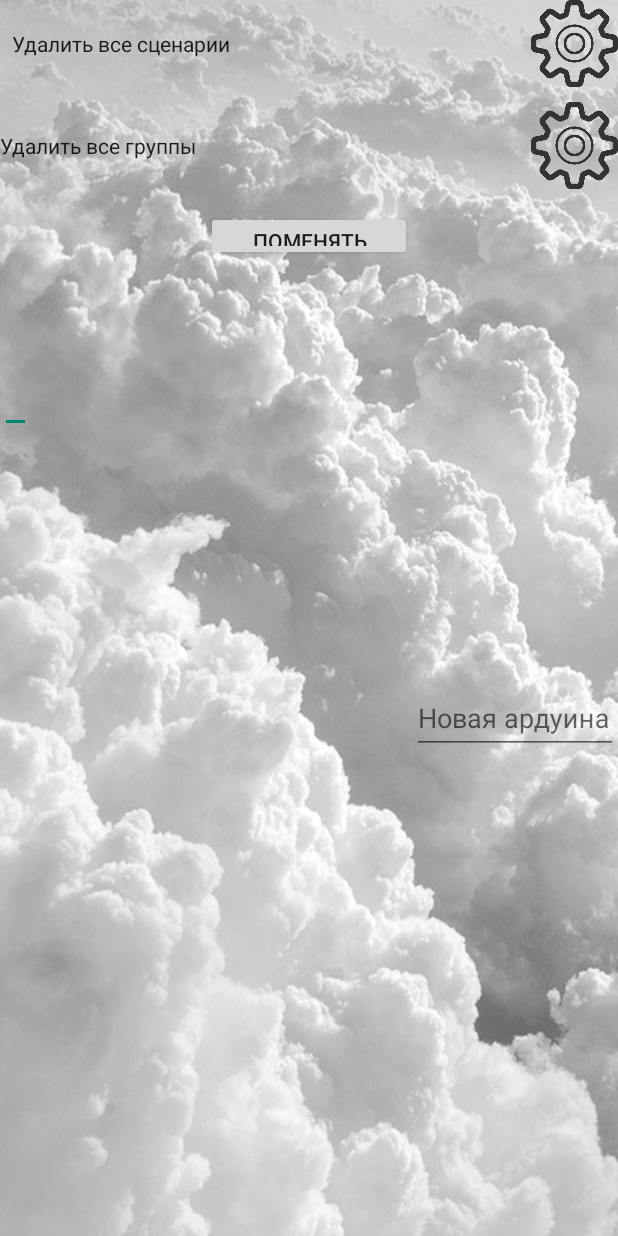
After one commit to Kw0rker/Smart_Light_app, an Android app: the layout activity_settimgs.xml on its own in the app's theme, with its tools: preview values and no code run, on a phone screen of 412 x 824 dp. The commit adds this screen. Run offline under Robolectric (Android 15) with nearby library versions, the phone set to English and light mode, and no system bars.

Commit message:
Added setting class/layout, changed to correct address waiting for design

```diff
--- a/app/src/main/java/com/example/student/smartlighttest1/lamp.java
+++ b/app/src/main/java/com/example/student/smartlighttest1/lamp.java
@@ -3,6 +3,7 @@ package com.example.student.smartlighttest1;
 import android.util.Log;
 import android.view.View;
 import android.widget.Button;
+import android.widget.LinearLayout;
 
 public class lamp {
 
@@ -18,7 +19,7 @@ public class lamp {
     private String MODE="DEFAULT";
     lamp(Button bt,int brigh_,int id_){
         button =bt;
-        button.setText(String.valueOf(brigh_));
+       // button.setText(String.valueOf(brigh_));
         id=id_;
         id_++;
         brigh=brigh_;
@@ -29,6 +30,7 @@ public class lamp {
         brigh_=brigh_;
         if (brigh>0){bt.setBackgroundResource(R.drawable.lamp_on);is_active=true;}
         else {bt.setBackgroundResource(R.drawable.lamp_off);is_active=false;}
+        button.setLayoutParams(new LinearLayout.LayoutParams(15,15));
         bt.setOnClickListener(new View.OnClickListener() {
             @Override
             public void onClick(View v) {
--- a/app/src/main/java/com/example/student/smartlighttest1/udp.java
+++ b/app/src/main/java/com/example/student/smartlighttest1/udp.java
@@ -31,7 +31,7 @@ public class udp
         catch (IOException e){Log.e("udp",e.getMessage());}
 
         try {
-            serverAddr = InetAddress.getByName("10.17.123.249");
+            serverAddr = InetAddress.getByName("10.17.0.1");
         } catch (IOException e) {
             Log.e("udp",e.getMessage());
         }
--- /dev/null
+++ b/app/src/main/res/layout/activity_settimgs.xml
@@ -0,0 +1,116 @@
+<?xml version="1.0" encoding="utf-8"?>
+<LinearLayout xmlns:android="http://schemas.android.com/apk/res/android"
+    xmlns:app="http://schemas.android.com/apk/res-auto"
+    xmlns:tools="http://schemas.android.com/tools"
+    android:layout_width="match_parent"
+    android:layout_height="match_parent"
+    android:background="@drawable/main_background"
+    android:orientation="vertical"
+    tools:context=".Settimgs">
+
+    <LinearLayout
+        android:layout_width="match_parent"
+        android:layout_height="wrap_content"
+        android:orientation="horizontal">
+
+        <TextView
+            android:id="@+id/textView"
+            style="@android:style/Widget.Holo.Light.TextView.SpinnerItem"
+            android:layout_width="wrap_content"
+            android:layout_height="wrap_content"
+            android:text="Удалить все сценарии"
+            android:textAppearance="@style/TextAppearance.AppCompat.Body1" />
+
+        <Space
+            android:layout_width="wrap_content"
+            android:layout_height="wrap_content"
+            android:layout_weight="1" />
+
+        <Button
+            android:id="@+id/DEL_SCEN"
+            android:layout_width="58dp"
+            android:layout_height="58dp"
+            android:layout_weight="0"
+            android:background="@drawable/settings"
+            android:text="" />
+
+        <android.support.constraint.Guideline
+            android:id="@+id/guideline"
+            android:layout_width="wrap_content"
+            android:layout_height="wrap_content"
+            android:layout_weight="1"
+            android:orientation="horizontal" />
+    </LinearLayout>
+
+    <Space
+        android:layout_width="match_parent"
+        android:layout_height="10dp" />
+
+    <LinearLayout
+        android:layout_width="match_parent"
+        android:layout_height="wrap_content"
+        android:orientation="horizontal">
+
+        <TextView
+            android:id="@+id/textView2"
+            android:layout_width="wrap_content"
+            android:layout_height="wrap_content"
+            android:layout_weight="1"
+            android:text="Удалить все группы"
+            android:textAppearance="@style/TextAppearance.AppCompat.Body1" />
+
+        <Button
+            android:id="@+id/DEL_G"
+            android:layout_width="58dp"
+            android:layout_height="58dp"
+            android:layout_weight="0"
+            android:background="@drawable/settings" />
+    </LinearLayout>
+
+    <Space
+        android:layout_width="match_parent"
+        android:layout_height="wrap_content" />
+
+    <LinearLayout
+        android:layout_width="match_parent"
+        android:layout_height="match_parent"
+        android:orientation="horizontal">
+
+        <android.support.design.widget.TextInputLayout
+            android:layout_width="match_parent"
+            android:layout_height="match_parent"
+            android:layout_weight="1"
+            android:weightSum="3">
+
+            <android.support.design.widget.TextInputEditText
+                android:id="@+id/past_ard"
+                android:layout_width="wrap_content"
+                android:layout_height="wrap_content"
+                android:layout_weight="1"
+                android:hint="Старая ардуина"
+                android:inputType="number|numberDecimal" />
+        </android.support.design.widget.TextInputLayout>
+
+        <Button
+            android:id="@+id/CHANGE"
+            android:layout_width="match_parent"
+            android:layout_height="33dp"
+            android:layout_weight="1"
+            android:text="Поменять" />
+
+        <android.support.design.widget.TextInputLayout
+            android:layout_width="match_parent"
+            android:layout_height="match_parent"
+            android:layout_weight="1">
+
+            <android.support.design.widget.TextInputEditText
+                android:id="@+id/new_ard"
+                android:layout_width="match_parent"
+                android:layout_height="wrap_content"
+                android:layout_weight="1"
+                android:hint="Новая ардуина"
+                android:inputType="numberDecimal" />
+        </android.support.design.widget.TextInputLayout>
+    </LinearLayout>
+
+</LinearLayout>
--- a/build.gradle
+++ b/build.gradle
@@ -7,7 +7,7 @@ buildscript {
         jcenter()
     }
     dependencies {
-        classpath 'com.android.tools.build:gradle:3.4.0'
+        classpath 'com.android.tools.build:gradle:3.4.2'
         // NOTE: Do not place your application dependencies here; they belong
         // in the individual module build.gradle files
     }
```
Also changed, not shown: app/src/main/AndroidManifest.xml (+8 -7 lines), app/src/main/java/com/example/student/smartlighttest1/MainActivity.java (+8 -7 lines), app/src/main/java/com/example/student/smartlighttest1/Settimgs.java (added, +53 -0 lines), app/build.gradle (line endings or trailing spaces), gradle/wrapper/gradle-wrapper.properties, 986 other files.
